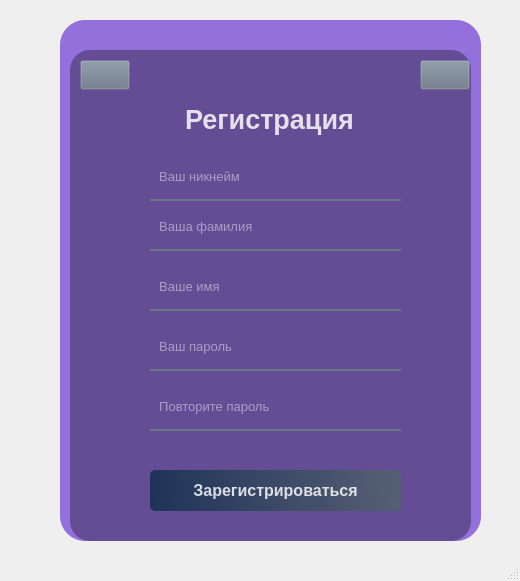
tixdim/QT_school, file Python_files/UI_files/SignUp.ui: the form before one commit.
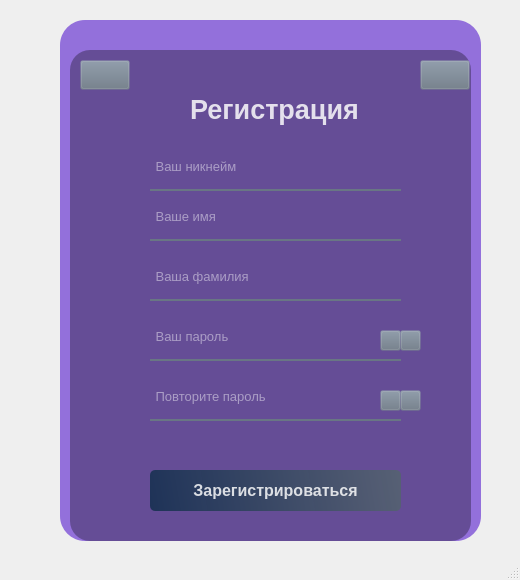
The form after the commit. Icons and pictures are not drawn.

Commit message: Сделал дизайн регистрации и логина + закодил их

The edit to the form file:
```diff
--- a/Python_files/UI_files/SignUp.ui
+++ b/Python_files/UI_files/SignUp.ui
@@ -7,7 +7,7 @@
     <x>0</x>
     <y>0</y>
     <width>520</width>
-    <height>581</height>
+    <height>580</height>
    </rect>
   </property>
   <property name="font">
@@ -82,6 +82,38 @@
 QPushButton#pb_close:pressed{
 	padding-left: 3px;
 	padding-top: 3px;
+}
+
+QPushButton#pb_eye_not_1{
+	background-color: rgba(105, 118, 132, 0);
+}
+QPushButton#pb_eye_not_1:pressed{
+	padding-left: 1px;
+	padding-top: 1px;
+}
+
+QPushButton#pb_eye_active_1{
+	background-color: rgba(105, 118, 132, 0);
+}
+QPushButton#pb_eye_active_1:pressed{
+	padding-left: 1px;
+	padding-top: 1px;
+}
+
+QPushButton#pb_eye_not_2{
+	background-color: rgba(105, 118, 132, 0);
+}
+QPushButton#pb_eye_not_2:pressed{
+	padding-left: 1px;
+	padding-top: 1px;
+}
+
+QPushButton#pb_eye_active_2{
+	background-color: rgba(105, 118, 132, 0);
+}
+QPushButton#pb_eye_active_2:pressed{
+	padding-left: 1px;
+	padding-top: 1px;
 }</string>
     </property>
     <widget class="QLabel" name="back">
@@ -121,9 +153,9 @@
     <widget class="QLabel" name="login">
      <property name="geometry">
       <rect>
-       <x>139</x>
-       <y>90</y>
-       <width>201</width>
+       <x>119</x>
+       <y>80</y>
+       <width>251</width>
        <height>40</height>
       </rect>
      </property>
@@ -148,7 +180,7 @@
      <property name="geometry">
       <rect>
        <x>120</x>
-       <y>150</y>
+       <y>140</y>
        <width>251</width>
        <height>41</height>
       </rect>
@@ -168,14 +200,14 @@
 padding-bottom: 7px;</string>
      </property>
      <property name="placeholderText">
-      <string>  Ваш никнейм</string>
+      <string> Ваш никнейм</string>
      </property>
     </widget>
     <widget class="QLineEdit" name="user_password">
      <property name="geometry">
       <rect>
        <x>120</x>
-       <y>200</y>
+       <y>190</y>
        <width>251</width>
        <height>41</height>
       </rect>
@@ -193,10 +225,10 @@
 padding-bottom: 7px;</string>
      </property>
      <property name="echoMode">
-      <enum>QLineEdit::Password</enum>
+      <enum>QLineEdit::Normal</enum>
      </property>
      <property name="placeholderText">
-      <string>  Ваша фамилия</string>
+      <string> Ваше имя</string>
      </property>
     </widget>
     <widget class="QPushButton" name="pb_back">
@@ -291,7 +323,7 @@
      <property name="geometry">
       <rect>
        <x>120</x>
-       <y>260</y>
+       <y>250</y>
        <width>251</width>
        <height>41</height>
       </rect>
@@ -309,17 +341,17 @@
 padding-bottom: 7px;</string>
      </property>
      <property name="echoMode">
-      <enum>QLineEdit::Password</enum>
+      <enum>QLineEdit::Normal</enum>
      </property>
      <property name="placeholderText">
-      <string>  Ваше имя</string>
+      <string> Ваша фамилия</string>
      </property>
     </widget>
     <widget class="QLineEdit" name="user_password_3">
      <property name="geometry">
       <rect>
        <x>120</x>
-       <y>320</y>
+       <y>310</y>
        <width>251</width>
        <height>41</height>
       </rect>
@@ -340,14 +372,14 @@
       <enum>QLineEdit::Password</enum>
      </property>
      <property name="placeholderText">
-      <string>  Ваш пароль</string>
+      <string> Ваш пароль</string>
      </property>
     </widget>
     <widget class="QLineEdit" name="user_password_4">
      <property name="geometry">
       <rect>
        <x>120</x>
-       <y>380</y>
+       <y>370</y>
        <width>251</width>
        <height>41</height>
       </rect>
@@ -368,7 +400,101 @@
       <enum>QLineEdit::Password</enum>
      </property>
      <property name="placeholderText">
-      <string>  Повторите пароль</string>
+      <string> Повторите пароль</string>
+     </property>
+    </widget>
+    <widget class="QPushButton" name="pb_eye_not_1">
+     <property name="geometry">
+      <rect>
+       <x>350</x>
+       <y>320</y>
+       <width>21</width>
+       <height>21</height>
+      </rect>
+     </property>
+     <property name="text">
+      <string/>
+     </property>
+     <property name="icon">
+      <iconset>
+       <normaloff>../Images/eyes.svg</normaloff>../Images/eyes.svg</iconset>
+     </property>
+    </widget>
+    <widget class="QPushButton" name="pb_eye_active_1">
+     <property name="geometry">
+      <rect>
+       <x>370</x>
+       <y>320</y>
+       <width>21</width>
+       <height>21</height>
+      </rect>
+     </property>
+     <property name="text">
+      <string/>
+     </property>
+     <property name="icon">
+      <iconset>
+       <normaloff>../Images/eyes-active.svg</normaloff>../Images/eyes-active.svg</iconset>
+     </property>
+    </widget>
+    <widget class="QPushButton" name="pb_eye_active_2">
+     <property name="geometry">
+      <rect>
+       <x>370</x>
+       <y>380</y>
+       <width>21</width>
+       <height>21</height>
+      </rect>
+     </property>
+     <property name="text">
+      <string/>
+     </property>
+     <property name="icon">
+      <iconset>
+       <normaloff>../Images/eyes-active.svg</normaloff>../Images/eyes-active.svg</iconset>
+     </property>
+    </widget>
+    <widget class="QPushButton" name="pb_eye_not_2">
+     <property name="geometry">
+      <rect>
+       <x>350</x>
+       <y>380</y>
+       <width>21</width>
+       <height>21</height>
+      </rect>
+     </property>
+     <property name="text">
+      <string/>
+     </property>
+     <property name="icon">
+      <iconset>
+       <normaloff>../Images/eyes.svg</normaloff>../Images/eyes.svg</iconset>
+     </property>
+    </widget>
+    <widget class="QLabel" name="error">
+     <property name="geometry">
+      <rect>
+       <x>90</x>
+       <y>409</y>
+       <width>311</width>
+       <height>51</height>
+      </rect>
+     </property>
+     <property name="font">
+      <font>
+       <pointsize>9</pointsize>
+       <weight>50</weight>
+       <bold>false</bold>
+      </font>
+     </property>
+     <property name="layoutDirection">
+      <enum>Qt::LeftToRight</enum>
+     </property>
+     <property name="styleSheet">
+      <string notr="true">color: rgba(255, 255, 255, 210);</string>
+     </property>
+     <property name="text">
+      <string/>
      </property>
     </widget>
    </widget>
```
Left out of the diff: 14 changed lines with no effect on the pictures. The commit also changes 7 other files.
